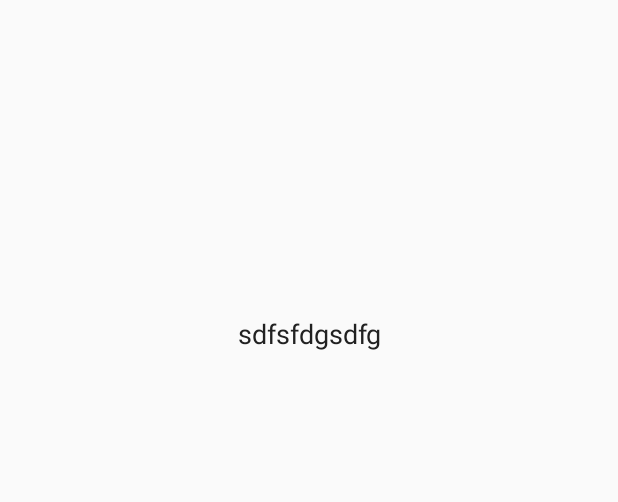
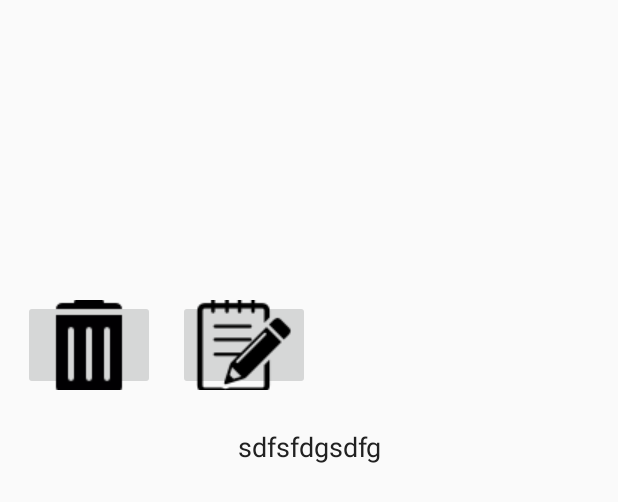
Before and after one commit to IvanGalitskiy/Gallery, an Android app: the layout item_album.xml on its own in the app's theme, with its tools: preview values and no code run, on a phone screen of 412 x 824 dp. Shown: the top 502 px of the screen. Run offline under Robolectric (Android 15) with nearby library versions, the phone set to English and light mode, and no system bars.

Commit message:
Edit albums

```diff
--- a/app/src/main/java/com/idzodev/tut2/data/database/TABLES.java
+++ b/app/src/main/java/com/idzodev/tut2/data/database/TABLES.java
@@ -29,6 +29,7 @@ public class TABLES {
         {
             return "drop table " + TABLE_NAME;
         }
+
         public static ContentValues getContentValues(Album album, boolean addId) {
             ContentValues values = new ContentValues();
             if (addId) {
--- a/app/src/main/java/com/idzodev/tut2/data/reporitories/AlbumRepositoryImpl.java
+++ b/app/src/main/java/com/idzodev/tut2/data/reporitories/AlbumRepositoryImpl.java
@@ -67,6 +67,7 @@ public class AlbumRepositoryImpl extends BaseRepository implements AlbumReposito
         openDatabase();
 
         getDatabase().delete(TABLES.ALBUMS.TABLE_NAME, TABLES.ALBUMS.ID + " = " + album.getId(), null);
+        getDatabase().delete(TABLES.PHOTOS.TABLE_NAME,TABLES.PHOTOS.ALBUM_ID + " = " + album.getId(),null);
 
         closeDatabase();
     }
--- a/app/src/main/java/com/idzodev/tut2/ui/album/album_list/presenter/AlbumPresenter.java
+++ b/app/src/main/java/com/idzodev/tut2/ui/album/album_list/presenter/AlbumPresenter.java
@@ -11,4 +11,5 @@ public interface AlbumPresenter {
     void onAlbumClick(Album album);
     void onAlbumEdit(Album album);
     void onAlbumCreate();
+    void deleteAlbum(Album album);
 }
--- a/app/src/main/java/com/idzodev/tut2/ui/album/album_list/presenter/AlbumPresenterImpl.java
+++ b/app/src/main/java/com/idzodev/tut2/ui/album/album_list/presenter/AlbumPresenterImpl.java
@@ -38,4 +38,9 @@ public class AlbumPresenterImpl implements AlbumPresenter {
     public void onAlbumCreate() {
         albumListView.showCreateAlbumFragment(null);
     }
+
+    @Override
+    public void deleteAlbum(Album album) {
+        repository.deleteAlbum(album);
+    }
 }
--- a/app/src/main/java/com/idzodev/tut2/ui/album/album_list/view/adapter/AlbumViewHolder.java
+++ b/app/src/main/java/com/idzodev/tut2/ui/album/album_list/view/adapter/AlbumViewHolder.java
@@ -2,6 +2,7 @@ package com.idzodev.tut2.ui.album.album_list.view.adapter;
 
 import android.support.v7.widget.RecyclerView;
 import android.view.View;
+import android.widget.ImageButton;
 import android.widget.ImageView;
 import android.widget.TextView;
 
@@ -15,6 +16,8 @@ import butterknife.InjectView;
  */
 public class AlbumViewHolder extends RecyclerView.ViewHolder{
     @InjectView(R.id.item_album_image) ImageView imageView;
+    @InjectView(R.id.item_album_delete) ImageButton vDelete;
+    @InjectView(R.id.item_album_edit) ImageButton vEdit;
     @InjectView(R.id.item_album_name) TextView textView;
 
     public AlbumViewHolder(View itemView) {
--- a/app/src/main/java/com/idzodev/tut2/ui/album/album_list/view/adapter/OnAlbumClickListener.java
+++ b/app/src/main/java/com/idzodev/tut2/ui/album/album_list/view/adapter/OnAlbumClickListener.java
@@ -7,4 +7,6 @@ import com.idzodev.tut2.domain.entities.Album;
  */
 public interface OnAlbumClickListener {
     void onAlbumClick(Album album);
+    void deleteAlbum(Album album);
+    void editAlbum(Album album);
 }
--- a/app/src/main/res/layout/item_album.xml
+++ b/app/src/main/res/layout/item_album.xml
@@ -8,6 +8,29 @@
         android:id="@+id/item_album_image"
         android:layout_width="match_parent"
         android:layout_height="200dp" />
+
+    <LinearLayout
+        android:orientation="horizontal"
+        android:layout_width="match_parent"
+        android:layout_height="wrap_content">
+
+        <ImageButton
+            android:layout_width="wrap_content"
+            android:layout_height="60dp"
+            android:layout_marginTop="15dp"
+            android:layout_marginLeft="15dp"
+            android:id="@+id/item_album_delete"
+            android:src="@drawable/delete1"
+            android:layout_gravity="left" />
+        <ImageButton
+            android:layout_width="wrap_content"
+            android:layout_height="60dp"
+            android:layout_marginTop="15dp"
+            android:layout_marginLeft="15dp"
+            android:id="@+id/item_album_edit"
+            android:src="@drawable/edit1"
+            android:layout_gravity="right" />
+    </LinearLayout>
 
     <TextView
         android:id="@+id/item_album_name"
```
Also changed, not shown: app/src/main/java/com/idzodev/tut2/ui/album/album_detail/AlbumDetailFragment.java (+34 -22 lines), app/src/main/java/com/idzodev/tut2/ui/album/album_detail/AlbumDetailView.java (added, +10 -0 lines), app/src/main/java/com/idzodev/tut2/ui/album/album_detail/presenter/AlbumDetailPresenter.java (added, +12 -0 lines), app/src/main/java/com/idzodev/tut2/ui/album/album_detail/presenter/AlbumDetailPresenterImpl.java (added, +44 -0 lines), app/src/main/java/com/idzodev/tut2/ui/album/album_list/view/adapter/AlbumAdapter.java (+38 -3 lines), app/src/main/java/com/idzodev/tut2/ui/album/album_list/view/fragment/AlbumListFragment.java (+13 -0 lines), app/src/main/res/drawable/edit1.png (added).
